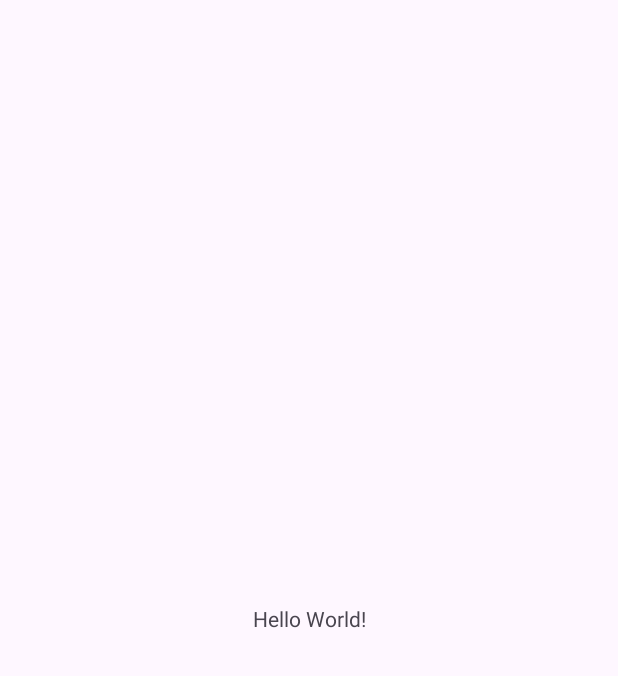
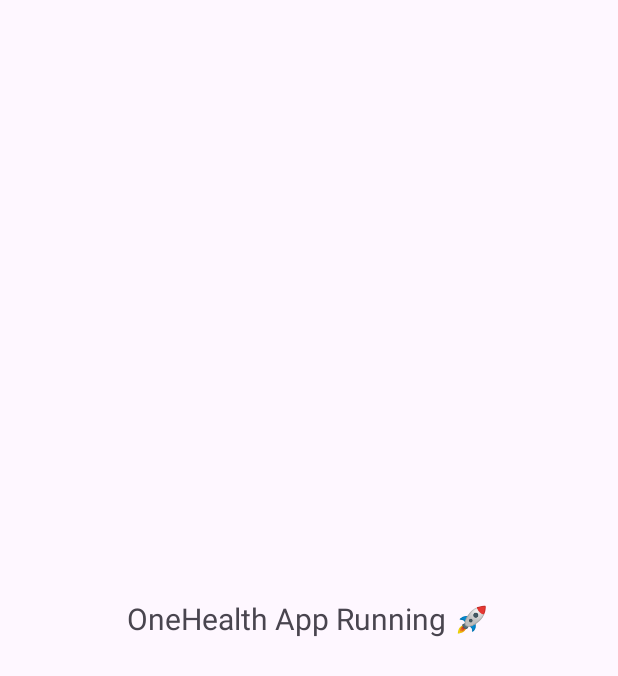
Before and after one commit to kunal9355/Healthy-_App, an Android app: the screen it shows after launch (MainActivity), on a phone screen of 412 x 824 dp. Before the commit the part shown is almost empty. Shown: the top 676 px of the screen. Run offline under Robolectric (Android 15) with nearby library versions, the phone set to English and light mode, and no system bars.

Commit message:
second commit  phase 1 foundation  core setup ui/main  auth  utils  data/db  data/model  data/repository
 MainActivity.java

 Constants.java

 AppDatabase.java (empty)

 MyApplication.java

```diff
--- a/app/src/main/AndroidManifest.xml
+++ b/app/src/main/AndroidManifest.xml
@@ -3,6 +3,7 @@
     xmlns:tools="http://schemas.android.com/tools">
 
     <application
+        android:name=".MyApplication"
         android:allowBackup="true"
         android:dataExtractionRules="@xml/data_extraction_rules"
         android:fullBackupContent="@xml/backup_rules"
@@ -12,7 +13,7 @@
         android:supportsRtl="true"
         android:theme="@style/Theme.OneHealth">
         <activity
-            android:name=".MainActivity"
+            android:name=".ui.main.MainActivity"
             android:exported="true">
             <intent-filter>
                 <action android:name="android.intent.action.MAIN" />
--- /dev/null
+++ b/app/src/main/java/com/kunal/onehealth/MyApplication.java
@@ -0,0 +1,12 @@
+package com.kunal.onehealth;
+
+import android.app.Application;
+import android.util.Log;
+
+public class MyApplication extends Application {
+    @Override
+    public void onCreate() {
+        super.onCreate();
+        Log.d("OneHealthApp", "Application started successfully");
+    }
+}
--- a/app/src/main/java/com/kunal/onehealth/MainActivity.java
+++ b/app/src/main/java/com/kunal/onehealth/ui/main/MainActivity.java
@@ -1,12 +1,16 @@
-package com.kunal.onehealth;
+package com.kunal.onehealth.ui.main;
 
 import android.os.Bundle;
+import android.util.Log;
 
 import androidx.activity.EdgeToEdge;
 import androidx.appcompat.app.AppCompatActivity;
 import androidx.core.graphics.Insets;
 import androidx.core.view.ViewCompat;
 import androidx.core.view.WindowInsetsCompat;
+
+import com.kunal.onehealth.R;
+import com.kunal.onehealth.utils.Constants;
 
 public class MainActivity extends AppCompatActivity {
 
@@ -15,10 +19,11 @@ public class MainActivity extends AppCompatActivity {
         super.onCreate(savedInstanceState);
         EdgeToEdge.enable(this);
         setContentView(R.layout.activity_main);
-        ViewCompat.setOnApplyWindowInsetsListener(findViewById(R.id.main), (v, insets) -> {
-            Insets systemBars = insets.getInsets(WindowInsetsCompat.Type.systemBars());
-            v.setPadding(systemBars.left, systemBars.top, systemBars.right, systemBars.bottom);
-            return insets;
-        });
+
+
+        // ✅ Test 6: Check Constants access
+        Log.d("AppName", Constants.APP_NAME);
+
+
     }
 }
--- a/app/src/main/res/layout/activity_main.xml
+++ b/app/src/main/res/layout/activity_main.xml
@@ -1,19 +1,21 @@
 <?xml version="1.0" encoding="utf-8"?>
-<androidx.constraintlayout.widget.ConstraintLayout xmlns:android="http://schemas.android.com/apk/res/android"
+<androidx.constraintlayout.widget.ConstraintLayout
+    xmlns:android="http://schemas.android.com/apk/res/android"
     xmlns:app="http://schemas.android.com/apk/res-auto"
     xmlns:tools="http://schemas.android.com/tools"
-    android:id="@+id/main"
     android:layout_width="match_parent"
     android:layout_height="match_parent"
-    tools:context=".MainActivity">
+    tools:context=".ui.main.MainActivity">
 
     <TextView
+        android:id="@+id/tvAppTitle"
         android:layout_width="wrap_content"
         android:layout_height="wrap_content"
-        android:text="Hello World!"
+        android:text="OneHealth App Running 🚀"
+        android:textSize="20sp"
         app:layout_constraintBottom_toBottomOf="parent"
-        app:layout_constraintEnd_toEndOf="parent"
+        app:layout_constraintTop_toTopOf="parent"
         app:layout_constraintStart_toStartOf="parent"
-        app:layout_constraintTop_toTopOf="parent" />
+        app:layout_constraintEnd_toEndOf="parent" />
 
 </androidx.constraintlayout.widget.ConstraintLayout>
--- a/gradle/libs.versions.toml
+++ b/gradle/libs.versions.toml
@@ -7,6 +7,8 @@ appcompat = "1.7.1"
 material = "1.13.0"
 activity = "1.11.0"
 constraintlayout = "2.2.1"
+roomCommonJvm = "2.8.3"
+roomRuntimeAndroid = "2.8.3"
 
 [libraries]
 junit = { group = "junit", name = "junit", version.ref = "junit" }
@@ -16,6 +18,8 @@ appcompat = { group = "androidx.appcompat", name = "appcompat", version.ref = "a
 material = { group = "com.google.android.material", name = "material", version.ref = "material" }
 activity = { group = "androidx.activity", name = "activity", version.ref = "activity" }
 constraintlayout = { group = "androidx.constraintlayout", name = "constraintlayout", version.ref = "constraintlayout" }
+room-common-jvm = { group = "androidx.room", name = "room-common-jvm", version.ref = "roomCommonJvm" }
+room-runtime-android = { group = "androidx.room", name = "room-runtime-android", version.ref = "roomRuntimeAndroid" }
 
 [plugins]
 android-application = { id = "com.android.application", version.ref = "agp" }
```
Also changed, not shown: app/build.gradle.kts (+40 -0 lines), app/src/main/java/com/kunal/onehealth/data/db/AppDatabase.java (added, +13 -0 lines), app/src/main/java/com/kunal/onehealth/data/db/TestEntity.java (added, +11 -0 lines), app/src/main/java/com/kunal/onehealth/utils/Constants.java (added, +7 -0 lines).
